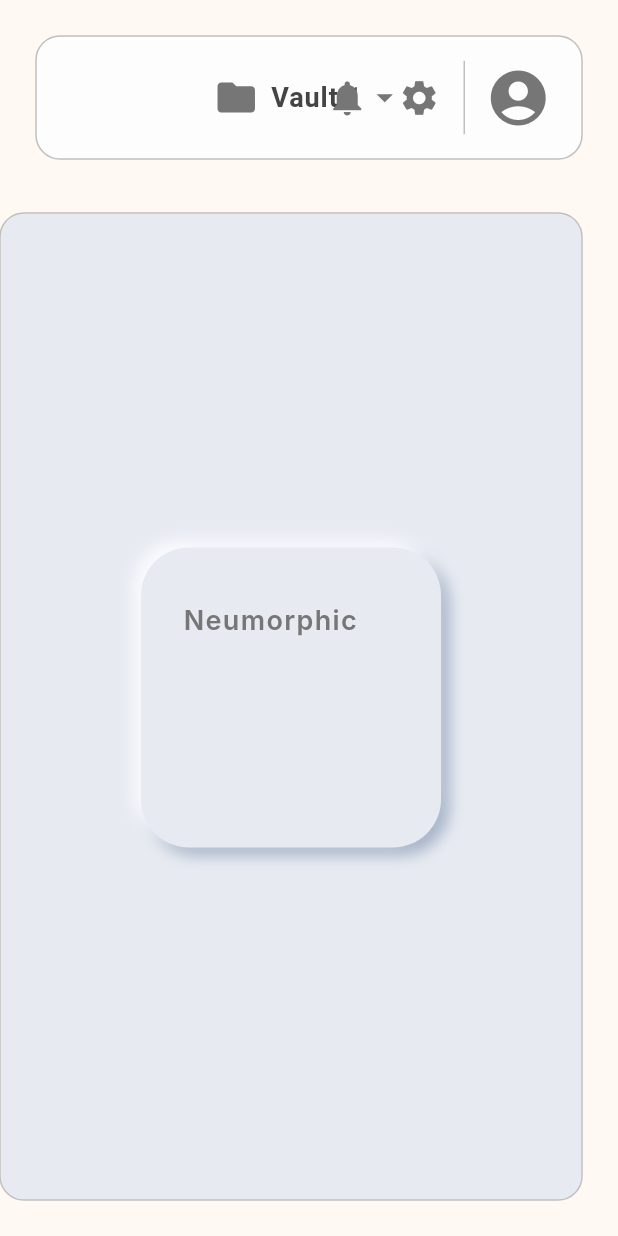
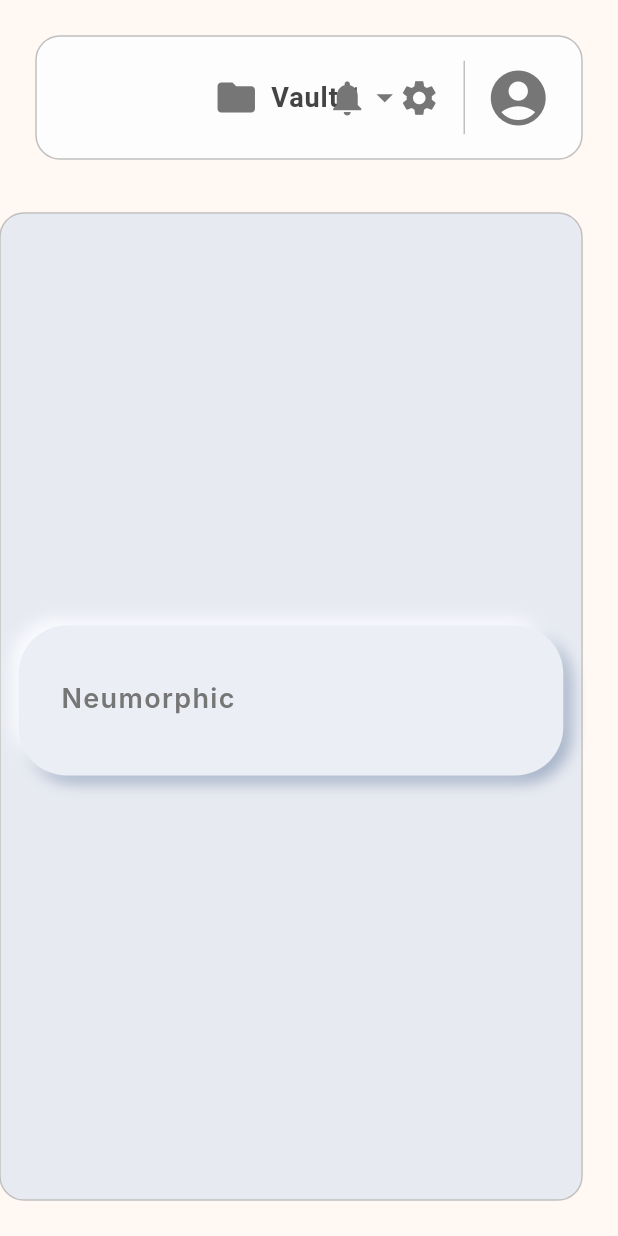
Before and after one commit to penne-0505/penkiel, a Flutter app: the screen it shows after launch, on a phone screen of 412 x 824 dp. Run offline on Flutter 3.47's test engine with Material 3 defaults, Android fonts, the light colour scheme and no system bars; our stand-ins replace dotted_border; Roboto replaces fonts that are missing (Campton); project files that could hold a hidden picture were left out.

Commit message:
feat: neumorphicデザインに沿ったデータ表示カードの試験的実装
neumorphicに沿ったデザインを適用した、datacontent内に表示するdatacardの試験的デザインを実装しました。将来的には全ての要素にデザインを適用したneumorphicテーマを実装する予定です。

破壊的変更はありません。

```diff
--- a/lib/components/neumorphic_test.dart
+++ b/lib/components/neumorphic_test.dart
@@ -8,12 +8,12 @@ class DataCardNeumophic extends StatelessWidget {
   @override
   Widget build(BuildContext context) {
     return Container(
-      width: 200,
-      height: 200,
-      margin: const EdgeInsets.only(bottom: 12),
+      width: 700,
+      height: 100,
+      margin: const EdgeInsets.only(top: 12, bottom: 20),
       padding: const EdgeInsets.symmetric(horizontal: 28, vertical: 36),
       decoration: BoxDecoration(
-        color: Color(0xffe7eaf1),
+        color: const Color(0xffEBEEF4),
         borderRadius: const BorderRadius.all(Radius.circular(32)),
         boxShadow: [
           PenkielShadow().neumorphicBottom,
```
